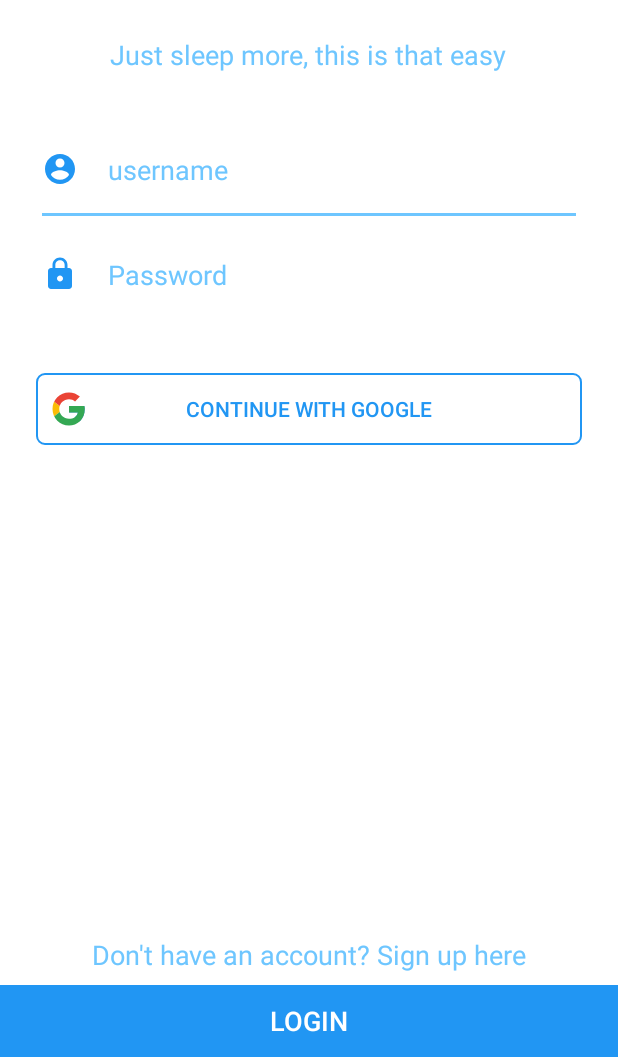
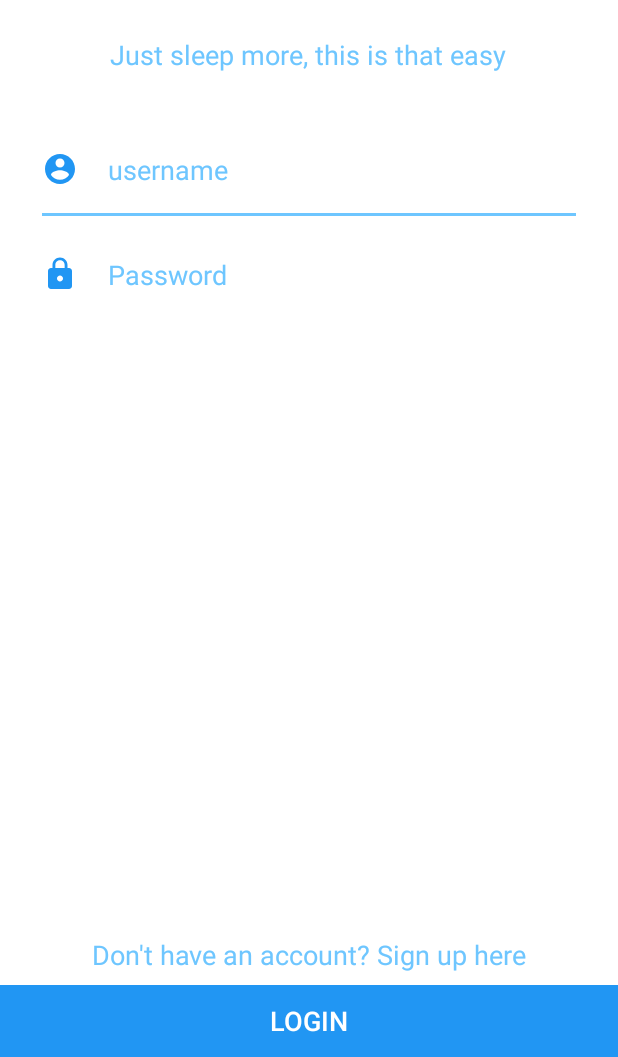
Before and after one commit to andrewkir/SleepHub, an Android app: the screen it shows after launch (LoginActivity), on a phone screen of 412 x 824 dp, the part 179-1236 px from its top. Run offline under Robolectric (Android 15) with nearby library versions, the phone set to English and light mode, and no system bars; plain views replace MaterialEditText.

Commit message:
add registration

```diff
--- a/Mobile/SleepProject/app/src/main/res/layout/activity_login.xml
+++ b/Mobile/SleepProject/app/src/main/res/layout/activity_login.xml
@@ -64,18 +64,6 @@
             style="@style/Widget.AppCompat.EditText" tools:text="Password"
             app:layout_constraintTop_toBottomOf="@+id/editName"
             app:layout_constraintHorizontal_bias="0.0" android:inputType="textPassword"/>
-    <Button
-            android:text="Continue with Google"
-            android:textColor="@color/colorPrimary"
-            android:layout_width="0dp"
-            android:drawableLeft="@drawable/ic_google__g__logo"
-            android:drawablePadding="-24dp"
-            android:layout_height="wrap_content"
-            android:id="@+id/googleBtn" android:layout_marginTop="28dp"
-            app:layout_constraintTop_toBottomOf="@+id/editPassword" app:layout_constraintEnd_toEndOf="parent"
-            android:layout_marginEnd="24dp" app:layout_constraintStart_toStartOf="parent"
-            android:layout_marginStart="24dp" android:background="@drawable/button_border"
-            android:textAlignment="center"/>
     <TextView
             android:text="Don't have an account? Sign up here"
             android:layout_width="wrap_content"
@@ -85,7 +73,7 @@
             android:layout_marginStart="8dp" app:layout_constraintEnd_toEndOf="parent" android:layout_marginEnd="8dp"
             android:textColor="@color/colorAccent" android:textSize="18sp"
             android:clickable="true" android:layout_marginBottom="8dp"
-            app:layout_constraintBottom_toTopOf="@+id/myButtonUnderlay"/>
+            app:layout_constraintBottom_toTopOf="@+id/myButtonUnderlay" android:onClick="OnSignClick"/>
     <TextView
             android:text="Just sleep more, this is that easy"
             android:layout_width="wrap_content"
@@ -108,22 +96,6 @@
             app:layout_constraintTop_toTopOf="parent" android:layout_marginBottom="8dp"
             app:layout_constraintBottom_toBottomOf="parent" app:layout_constraintVertical_bias="0.541"/>
 
-    <com.google.android.gms.common.SignInButton
-            android:id="@+id/sign_in_button"
-            android:layout_width="wrap_content"
-            android:layout_height="wrap_content"
-            tools:layout_editor_absoluteX="142dp" android:layout_marginTop="8dp"
-            app:layout_constraintTop_toBottomOf="@+id/googleBtn" android:visibility="gone">
-        <TextView
-                android:layout_margin="5dp"
-                android:text="Confucius says: wisely courage is to need the living of the spirit's ignorance."
-                android:layout_width="match_parent"
-                android:layout_height="wrap_content"
-                android:id="@+id/textView2"
-                android:fontFamily="casual" android:textSize="18sp"
-                android:textColor="@color/colorPrimary" tools:layout_editor_absoluteY="61dp"
-                tools:layout_editor_absoluteX="194dp"/>
-    </com.google.android.gms.common.SignInButton>
     <TextView
             android:text="sleep."
             android:layout_width="wrap_content"
```
Also changed, not shown: Mobile/SleepProject/app/build.gradle (+1 -6 lines), Mobile/SleepProject/app/src/main/java/com/andrewkir/sleepproject/LoginActivity.kt (+8 -4 lines), Mobile/SleepProject/app/src/main/java/com/andrewkir/sleepproject/RegisterActivity.kt (+56 -0 lines), Mobile/SleepProject/app/src/main/res/layout/activity_register.xml (+76 -60 lines).
